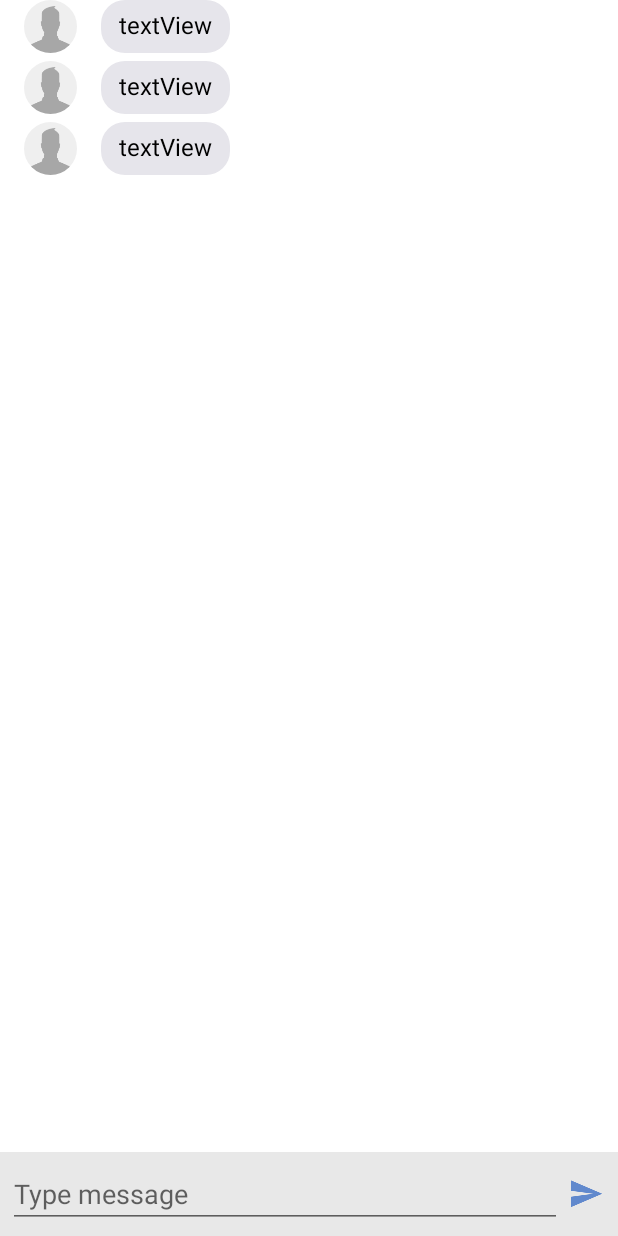
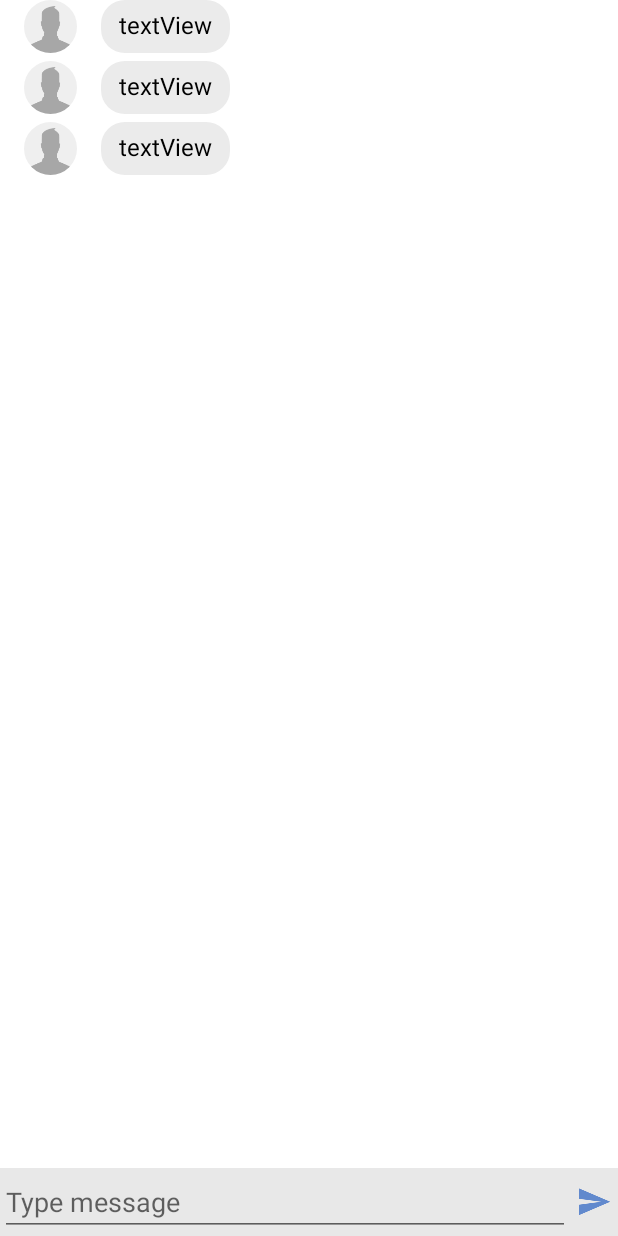
Before and after one commit to woekun/ChatApp, an Android app: the layout chat.xml on its own in the app's theme, with its tools: preview values and no code run, on a phone screen of 412 x 824 dp. Run offline under Robolectric (Android 15) with nearby library versions, the phone set to English and light mode, and no system bars.

```diff
--- a/app/src/main/java/com/example/hippy/chatapp/Activities/Chat.java
+++ b/app/src/main/java/com/example/hippy/chatapp/Activities/Chat.java
@@ -151,8 +151,6 @@ public class Chat extends NavigationDrawer {
         public void onIncomingMessage(MessageClient messageClient, Message message) {
             if (message.getSenderId().equals(buddy)) {
                 chatAdapter.addMessage(new Conversation(message.getTextBody(), message.getTimestamp(), buddy));
-            } else {
-                messageService.addView("  U have 1 new message from "+ message.getSenderId()+"  ");
             }
         }
 
--- a/app/src/main/java/com/example/hippy/chatapp/Activities/NavigationDrawer.java
+++ b/app/src/main/java/com/example/hippy/chatapp/Activities/NavigationDrawer.java
@@ -34,8 +34,12 @@ public class NavigationDrawer extends CustomActivity{
         setSupportActionBar(toolbar);
         final ActionBar actionBar = getSupportActionBar();
         if(actionBar!=null) {
+            actionBar.setElevation(4);
             actionBar.setHomeAsUpIndicator(R.drawable.ic_menu_white_24dp);
             actionBar.setDisplayHomeAsUpEnabled(true);
+            actionBar.setHomeButtonEnabled(true);
+            actionBar.setDisplayShowTitleEnabled(true);
+            actionBar.setDisplayUseLogoEnabled(true);
         }
         getWindow().addFlags(WindowManager.LayoutParams.FLAG_TRANSLUCENT_STATUS);
     }
--- a/app/src/main/res/drawable/cell_recv.xml
+++ b/app/src/main/res/drawable/cell_recv.xml
@@ -1,6 +1,5 @@
 <?xml version="1.0" encoding="utf-8"?>
-<shape
-    xmlns:android="http://schemas.android.com/apk/res/android">
-    <solid android:color="#e6e5eb"/>
+<shape xmlns:android="http://schemas.android.com/apk/res/android" android:shape="rectangle">
+    <solid android:color="#ebebeb"/>
     <corners android:radius="16dp"/>
 </shape>
--- a/app/src/main/res/layout/chat.xml
+++ b/app/src/main/res/layout/chat.xml
@@ -28,8 +28,7 @@
             android:layout_height="wrap_content"
             android:background="#e8e8e8"
             android:gravity="center_vertical"
-            android:padding="5dp"
-            tools:context=".MainActivity">
+            android:layout_marginTop="5dp">
 
             <EditText
                 android:id="@+id/edtMessage"
@@ -39,7 +38,7 @@
                 android:layout_weight="1"
                 android:hint="Type message" />
 
-            <Button
+            <ImageView
                 android:id="@+id/btnSend"
                 style="@style/btn"
                 android:layout_width="wrap_content"
```
Also changed, not shown: app/src/main/java/com/example/hippy/chatapp/custom/ChatAdapter.java (+6 -8 lines), app/src/main/java/com/example/hippy/chatapp/custom/CustomActivity.java (+1 -35 lines), app/src/main/java/com/example/hippy/chatapp/utils/SinchService.java (+7 -26 lines), app/src/main/res/drawable/cell_sent.xml (+3 -4 lines), app/src/main/res/layout/activity_main.xml (+6 -11 lines), app/src/main/res/layout/toolbar.xml (+6 -1 lines).
